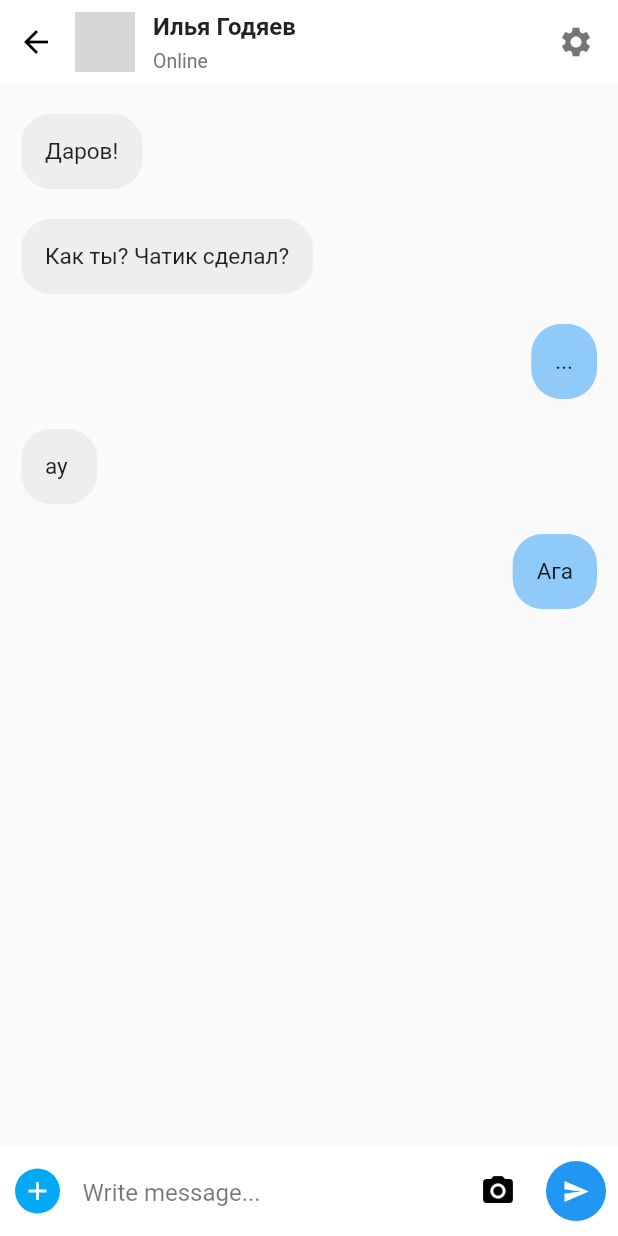
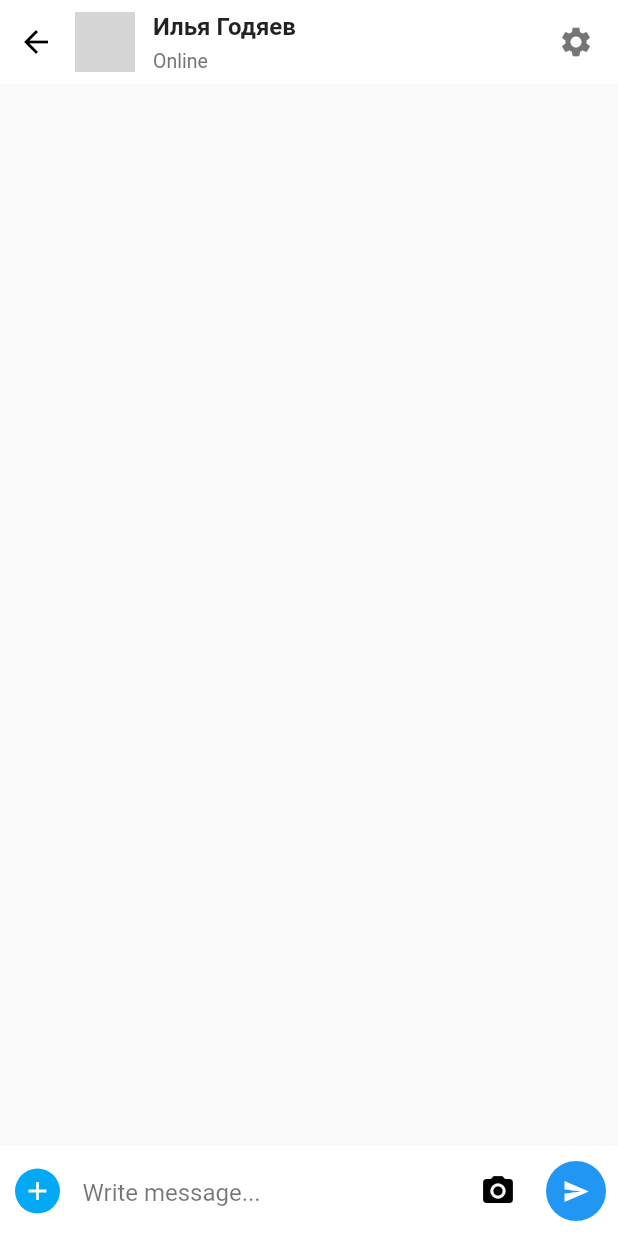
Before and after one commit to RakhimBek/android-word-pairs, a Flutter app: the Conversation screen opened directly, on a phone screen of 412 x 824 dp. Run offline on Flutter 3.47's test engine with Material 2 defaults, Android fonts, the phone set to English and light mode, and no system bars; our stand-ins replace cloud_firestore, firebase_core; missing offline and left inert: flutter_webrtc; accounts and stored records are empty; network calls fail; grey boxes are pictures that could not be loaded.

Commit message:
- example chat

```diff
--- a/lib/widgets/conversation.dart
+++ b/lib/widgets/conversation.dart
@@ -11,13 +11,7 @@ class Conversation extends StatefulWidget {
 class _ConversationState extends State<Conversation> {
   TextEditingController textEditingController = TextEditingController(text: '');
 
-  List<ChatMessage> messages = [
-    ChatMessage(messageContent: "Даров!", messageType: "receiver"),
-    ChatMessage(messageContent: "Как ты? Чатик сделал?", messageType: "receiver"),
-    ChatMessage(messageContent: "...", messageType: "sender"),
-    ChatMessage(messageContent: "ау ", messageType: "receiver"),
-    ChatMessage(messageContent: "Ага", messageType: "sender"),
-  ];
+  List<ChatMessage> messages = [];
 
   @override
   Widget build(BuildContext context) {
```
